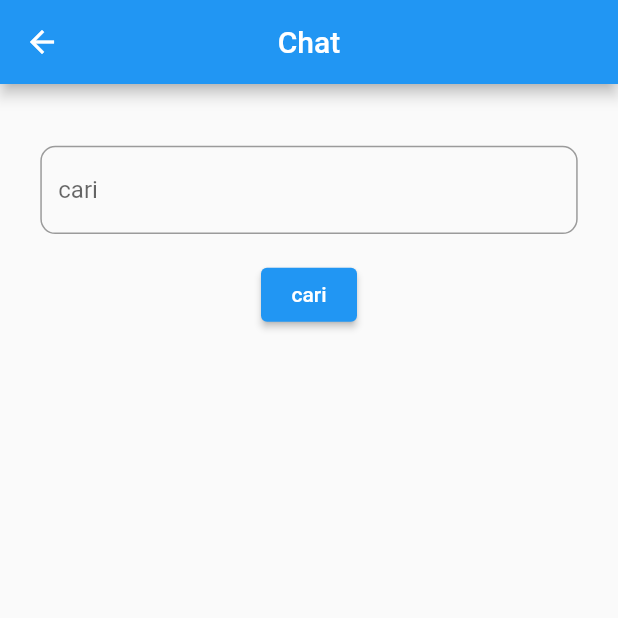
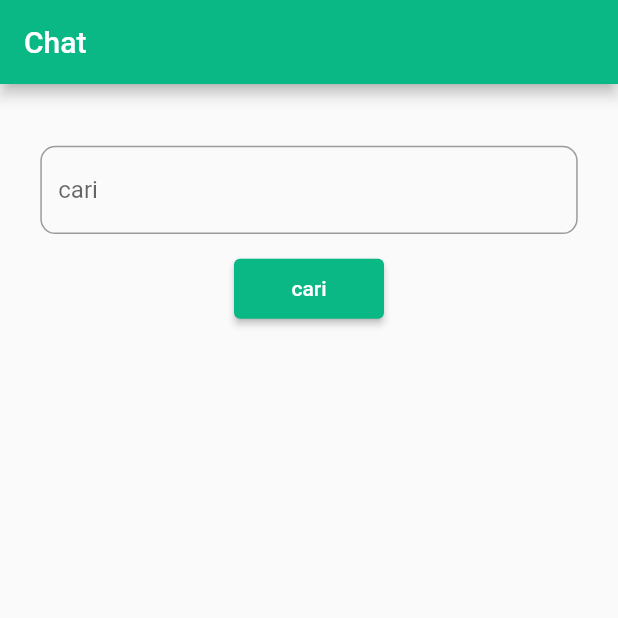
Before and after one commit to khrisnandika/HealthCare-Firebase, a Flutter app: the PesanChat screen opened directly, on a phone screen of 412 x 824 dp, the top half of it. Run offline on Flutter 3.47's test engine with Material 2 defaults, Android fonts, the phone set to English and light mode, and no system bars; our stand-ins replace animated_splash_screen, cloud_firestore, firebase_auth, firebase_core, flutter_svg, get and 3 more; accounts and stored records are empty.

Commit message:
pembaruan ui chat room

```diff
--- a/lib/ChatRoom.dart/chat.dart
+++ b/lib/ChatRoom.dart/chat.dart
@@ -1,5 +1,6 @@
 import 'package:cloud_firestore/cloud_firestore.dart';
 import 'package:final_project/ChatRoom.dart/room_chat.dart';
+import 'package:final_project/constant.dart';
 import 'package:firebase_auth/firebase_auth.dart';
 import 'package:flutter/material.dart';
 
@@ -10,13 +11,39 @@
   State<PesanChat> createState() => _PesanChatState();
 }
 
-class _PesanChatState extends State<PesanChat> {
+class _PesanChatState extends State<PesanChat> with WidgetsBindingObserver {
   Map<String, dynamic>? userMap;
   bool isLoading = false;
 
   final TextEditingController _searchController = TextEditingController();
   final FirebaseAuth _auth = FirebaseAuth.instance;
   final FirebaseFirestore _firestore = FirebaseFirestore.instance;
+
+  @override
+  void initState() {
+    super.initState();
+    WidgetsBinding.instance.addObserver(this);
+    setStatus("Online");
+  }
+
+  void setStatus(String status) async {
+    await _firestore.collection('user_details').doc(_auth.currentUser!.uid).update({
+      "status": status,
+    });
+  }
+
+
+
+  @override
+  void didChangeAppLifecycleState(AppLifecycleState state) {
+    if (state == AppLifecycleState.resumed) {
+      // online
+      setStatus("Online");
+    } else {
+      // offline
+      setStatus("Offline");
+    }
+  }
 
   String chatRoomId(String user1, String user2) {
     if (user1[0].toLowerCase().codeUnits[0] >
@@ -53,7 +80,8 @@
     return Scaffold(
       appBar: AppBar(
         title: Text("Chat"),
-        centerTitle: true,
+        automaticallyImplyLeading: false,
+        backgroundColor: kHealthCareColor,
       ),
       body: isLoading
           ? Center(
@@ -88,9 +116,16 @@
                 SizedBox(
                   height: size.height / 50,
                 ),
-                ElevatedButton(
-                  onPressed: onSearch,
-                  child: Text("cari"),
+                new SizedBox(
+                  height: 40,
+                  width: 100,
+                  child: ElevatedButton(
+                    onPressed: onSearch,
+                    child: Text("cari"),
+                    style: ElevatedButton.styleFrom(
+                      backgroundColor: kHealthCareColor,
+                    )
+                  ),
                 ),
                 SizedBox(
                   height: size.height / 30,
--- a/lib/detail_screen.dart
+++ b/lib/detail_screen.dart
@@ -44,7 +44,7 @@
                         Navigator.pop(context);
                       },
                       child: SvgPicture.asset(
-                        'icons/back.svg',
+                        'assets/icons/back.svg',
                         height: 18,
                       ),
                     ),
--- a/lib/home.dart
+++ b/lib/home.dart
@@ -12,7 +12,6 @@
 import 'package:final_project/detail_informasi.dart';
 import 'package:final_project/global.dart';
 import 'package:final_project/list.dart';
-
 import 'Components/search_bar.dart';
 
 class MyHomePage extends StatefulWidget {
--- a/lib/list.dart
+++ b/lib/list.dart
@@ -137,7 +137,7 @@
       child: Column(
         children: <Widget>[
           PerawatCard(
-            'Intan Sulistyaningrum Sakkinah',
+            'Asep',
             'Perawat \nSTR 351212121212',
             'assets/image/doctor1.png',
             kBlueColor,
--- a/pubspec.yaml
+++ b/pubspec.yaml
@@ -49,6 +49,9 @@
   moor_flutter: ^2.0.0
   get: ^4.6.5
   firebase_messaging: ^14.0.4
+  image_picker: ^0.8.6
+  firebase_storage: ^11.0.4
+  uuid: ^3.0.6
 
 
 dev_dependencies:
@@ -77,6 +80,7 @@
   assets:
     - assets/icons/
     - assets/image/
+    - assets/icons/back.svg
 
   # An image asset can refer to one or more resolution-specific "variants", see
   # https://flutter.dev/assets-and-images/#resolution-aware
```
Also changed, not shown: lib/ChatRoom.dart/room_chat.dart (+32 -4 lines), pubspec.lock, 2 other files.
